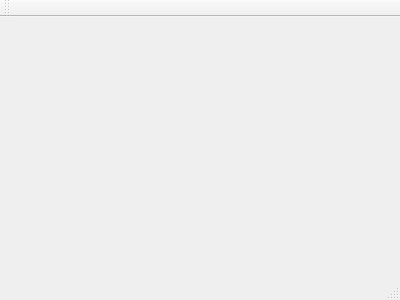
Before: the Qt Designer form QDomxmlParse/mainwindow.ui in JerryZhouyh/qt_xml_parse, drawn with Qt 5.
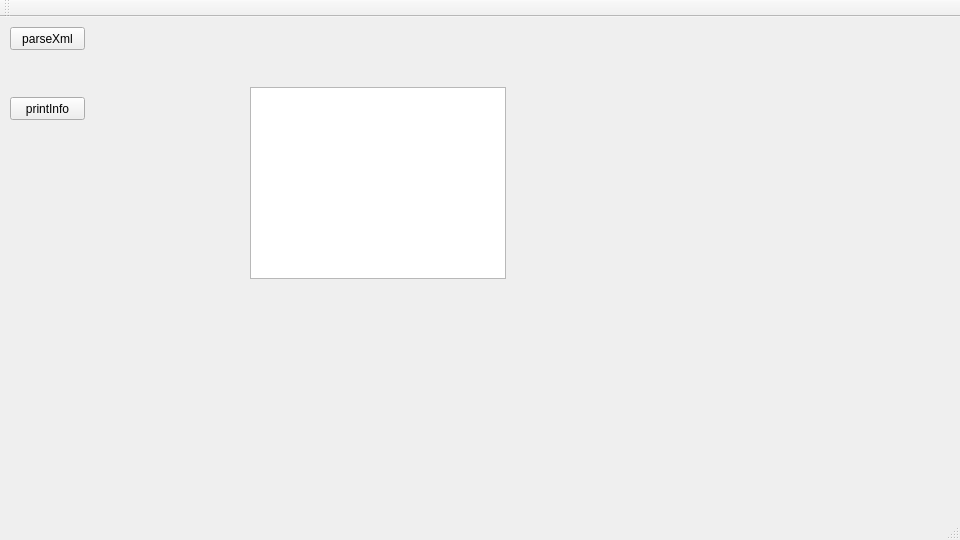
After: the same form once the commit is applied.

Commit message: parse xml sucess

What changed in the file:
```diff
--- a/QDomxmlParse/mainwindow.ui
+++ b/QDomxmlParse/mainwindow.ui
@@ -1,24 +1,76 @@
 <ui version="4.0">
  <class>MainWindow</class>
- <widget class="QMainWindow" name="MainWindow" >
-  <property name="geometry" >
+ <widget class="QMainWindow" name="MainWindow">
+  <property name="geometry">
    <rect>
     <x>0</x>
     <y>0</y>
-    <width>400</width>
-    <height>300</height>
+    <width>960</width>
+    <height>540</height>
    </rect>
   </property>
   <property name="windowTitle" >
    <string>MainWindow</string>
   </property>
-  <widget class="QMenuBar" name="menuBar" />
-  <widget class="QToolBar" name="mainToolBar" />
-  <widget class="QWidget" name="centralWidget" />
-  <widget class="QStatusBar" name="statusBar" />
+  <widget class="QWidget" name="centralWidget">
+   <widget class="QPushButton" name="parseXml">
+    <property name="geometry">
+     <rect>
+      <x>10</x>
+      <y>10</y>
+      <width>75</width>
+      <height>23</height>
+     </rect>
+    </property>
+    <property name="text">
+     <string>parseXml</string>
+    </property>
+   </widget>
+   <widget class="QPushButton" name="printInfo">
+    <property name="geometry">
+     <rect>
+      <x>10</x>
+      <y>80</y>
+      <width>75</width>
+      <height>23</height>
+     </rect>
+    </property>
+    <property name="text">
+     <string>printInfo</string>
+    </property>
+   </widget>
+   <widget class="QTreeView" name="treeView">
+    <property name="geometry">
+     <rect>
+      <x>250</x>
+      <y>70</y>
+      <width>256</width>
+      <height>192</height>
+     </rect>
+    </property>
+   </widget>
+  </widget>
+  <widget class="QMenuBar" name="menuBar">
+   <property name="geometry">
+    <rect>
+     <x>0</x>
+     <y>0</y>
+     <width>960</width>
+     <height>23</height>
+    </rect>
+   </property>
+  </widget>
+  <widget class="QToolBar" name="mainToolBar">
+   <attribute name="toolBarArea">
+    <enum>TopToolBarArea</enum>
+   </attribute>
+   <attribute name="toolBarBreak">
+    <bool>false</bool>
+   </attribute>
+  </widget>
+  <widget class="QStatusBar" name="statusBar"/>
  </widget>
- <layoutDefault spacing="6" margin="11" />
- <pixmapfunction></pixmapfunction>
+ <layoutdefault spacing="6" margin="11"/>
  <resources/>
  <connections/>
 </ui>
```
Left out of the diff: 3 changed lines with no effect on the pictures. The commit also changes 6 other files.
